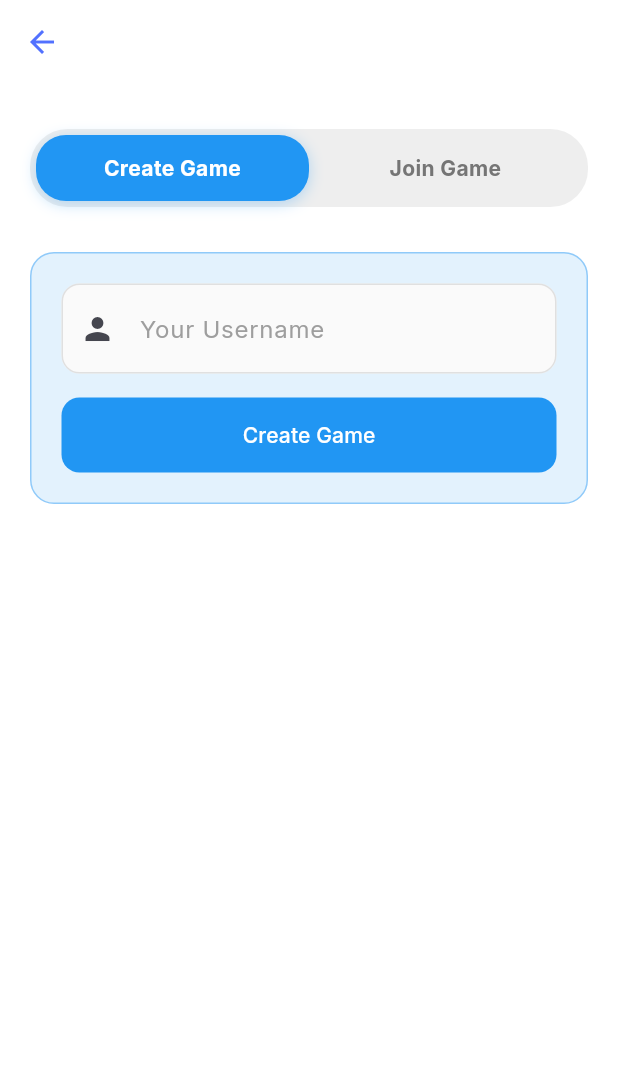
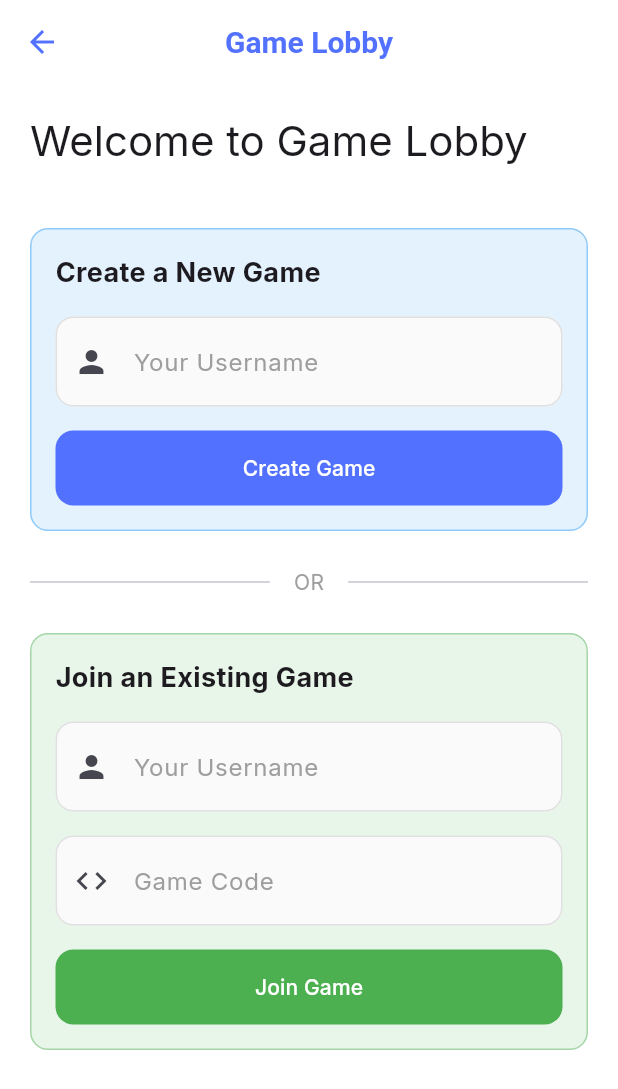
Before and after one commit to chalshik/Pragmatic, a Flutter app: the GameScreen screen opened directly, on a phone screen of 412 x 824 dp. Shown: the top 1089 px of the screen. Run offline on Flutter 3.47's test engine with Material 3 defaults, Android fonts, the light colour scheme and no system bars; our stand-ins replace audioplayers, file_picker, firebase_auth, firebase_core, google_fonts; missing offline and left inert: epubx, flutter_epub_viewer, stomp_dart_client; accounts and stored records are empty.

Commit message:
tried to fix

```diff
--- a/lib/Screens/GameProcess.dart
+++ b/lib/Screens/GameProcess.dart
@@ -180,7 +180,6 @@ class _GameProcessState extends State<GameProcess> {
         centerTitle: true,
         backgroundColor: Theme.of(context).colorScheme.primary,
         foregroundColor: Colors.white,
-        automaticallyImplyLeading: false, // Remove back button to avoid Hero conflicts
       ),
       body: Padding(
         padding: const EdgeInsets.all(16.0),
--- a/lib/Screens/GameScreen.dart
+++ b/lib/Screens/GameScreen.dart
@@ -32,11 +32,9 @@ class _GameScreenState extends State<GameScreen> {
   bool isJoiningGame = false;
   bool isInLobby = false;
   String? currentUsername;
-  String? gameCreator; // Track who created the game
   bool readyToStart = false;
   bool isStartingGame = false;
   bool isWaitingForFirstQuestion = false;
-  bool isCreateMode = true; // Toggle between create and join modes
 
   @override
   void initState() {
@@ -104,7 +102,6 @@ class _GameScreenState extends State<GameScreen> {
           isInLobby = true;
           players = [username]; // Add creator to the initial players list
           readyToStart = false; // Creator needs to wait for other players
-          gameCreator = username;
         });
 
         // Subscribe to player updates
@@ -210,7 +207,7 @@ class _GameScreenState extends State<GameScreen> {
           // Automatically navigate ALL players to GameProcess when question arrives
           if (isInLobby && currentUsername != null && gameCode != null) {
             print("Auto-navigating to GameProcess for user: $currentUsername");
-            Navigator.pushReplacement(
+            Navigator.push(
               context,
               MaterialPageRoute(
                 builder: (context) => GameProcess(
@@ -293,11 +290,9 @@ class _GameScreenState extends State<GameScreen> {
       gameCode = null;
       players = [];
       currentUsername = null;
-      gameCreator = null; // Reset game creator
       currentQuestion = null;
       readyToStart = false;
       isWaitingForFirstQuestion = false;
-      isCreateMode = true; // Reset to create mode
     });
 
     // Clear text controllers
@@ -310,6 +305,11 @@ class _GameScreenState extends State<GameScreen> {
   Widget _buildLobbyScreen() {
     return Column(
       children: [
+        const SizedBox(height: 20),
+        Text(
+          'Game Lobby',
+          style: Theme.of(context).textTheme.headlineMedium,
+        ),
         const SizedBox(height: 20),
         Container(
           padding: const EdgeInsets.all(16),
@@ -358,56 +358,19 @@ class _GameScreenState extends State<GameScreen> {
                     itemCount: players.length,
                     itemBuilder: (context, index) {
                       final player = players[index];
-                      final isCurrentUser = player == currentUsername;
-                      final isCreator = player == gameCreator;
-
                       return ListTile(
-                        leading: Icon(
-                          isCreator ? Icons.star : Icons.person,
-                          color: isCreator ? Colors.amber : null,
-                        ),
+                        leading: const Icon(Icons.person),
                         title: Text(
                           player,
                           style: TextStyle(
-                            fontWeight: isCurrentUser
+                            fontWeight: player == currentUsername
                                 ? FontWeight.bold
                                 : FontWeight.normal,
                           ),
                         ),
-                        trailing: SizedBox(
-                          width: 120, // Fixed width to prevent overflow
-                          child: Row(
-                            mainAxisSize: MainAxisSize.min,
-                            mainAxisAlignment: MainAxisAlignment.end,
-                            children: [
-                              if (isCreator) ...[
-                                const Flexible(
-                                  child: Text(
-                                    'Creator',
-                                    style: TextStyle(
-                                      color: Colors.amber,
-                                      fontWeight: FontWeight.bold,
-                                      fontSize: 11,
-                                    ),
-                                    overflow: TextOverflow.ellipsis,
-                                  ),
-                                ),
-                                const SizedBox(width: 4),
-                              ],
-                              if (isCurrentUser)
-                                const Flexible(
-                                  child: Text(
-                                    '(You)',
-                                    style: TextStyle(
-                                      color: Colors.blue,
-                                      fontSize: 11,
-                                    ),
-                                    overflow: TextOverflow.ellipsis,
-                                  ),
-                                ),
-                            ],
-                          ),
-                        ),
+                        trailing: player == currentUsername
+                            ? const Text('(You)', style: TextStyle(color: Colors.blue))
+                            : null,
                       );
                     },
                   ),
@@ -450,10 +413,10 @@ class _GameScreenState extends State<GameScreen> {
         ],
 
         ElevatedButton(
-          onPressed: (currentUsername == gameCreator && readyToStart && !isStartingGame && !isWaitingForFirstQuestion) ? _startGame : null,
+          onPressed: readyToStart && !isStartingGame && !isWaitingForFirstQuestion ? _startGame : null,
           style: ElevatedButton.styleFrom(
             minimumSize: const Size(double.infinity, 50),
-            backgroundColor: (currentUsername == gameCreator && readyToStart) ? Colors.green : Colors.grey,
+            backgroundColor: readyToStart ? Colors.green : Colors.grey,
             foregroundColor: Colors.white,
           ),
           child: (isStartingGame || isWaitingForFirstQuestion)
@@ -466,9 +429,9 @@ class _GameScreenState extends State<GameScreen> {
                   ),
                 )
               : Text(
-                  currentUsername == gameCreator
-                    ? (readyToStart ? "Start Game" : "Waiting for Players")
-                    : "Waiting for Game Creator to Start",
+                  readyToStart
+                    ? "Start Game"
+                    : "Waiting for Players",
                   style: const TextStyle(fontSize: 18),
                 ),
         ),
@@ -483,118 +446,29 @@ class _GameScreenState extends State<GameScreen> {
       child: Column(
         crossAxisAlignment: CrossAxisAlignment.start,
         children: [
-          const SizedBox(height: 30),
-
-          // Toggle Switch
-          Container(
-            width: double.infinity,
-            padding: const EdgeInsets.all(4),
-            decoration: BoxDecoration(
-              color: Colors.grey.shade200,
-              borderRadius: BorderRadius.circular(25),
+          const SizedBox(height: 20),
+          Text(
+            'Welcome to Game Lobby',
+            style: Theme.of(context).textTheme.headlineMedium,
           ),
-            child: Row(
-              children: [
-                Expanded(
-                  child: GestureDetector(
-                    onTap: () => setState(() => isCreateMode = true),
-                    child: AnimatedContainer(
-                      duration: const Duration(milliseconds: 200),
-                      padding: const EdgeInsets.symmetric(vertical: 12),
-                      decoration: BoxDecoration(
-                        color: isCreateMode ? Colors.blue : Colors.transparent,
-                        borderRadius: BorderRadius.circular(20),
-                        boxShadow: isCreateMode ? [
-                          BoxShadow(
-                            color: Colors.blue.withOpacity(0.3),
-                            blurRadius: 8,
-                            offset: const Offset(0, 2),
-                          ),
-                        ] : [],
-                      ),
-                      child: Text(
-                        'Create Game',
-                        textAlign: TextAlign.center,
-                        style: TextStyle(
-                          color: isCreateMode ? Colors.white : Colors.grey.shade600,
-                          fontWeight: FontWeight.bold,
-                        ),
-                      ),
-                    ),
-                  ),
-                ),
-                Expanded(
-                  child: GestureDetector(
-                    onTap: () => setState(() => isCreateMode = false),
-                    child: AnimatedContainer(
-                      duration: const Duration(milliseconds: 200),
-                      padding: const EdgeInsets.symmetric(vertical: 12),
-                      decoration: BoxDecoration(
-                        color: !isCreateMode ? Colors.green : Colors.transparent,
-                        borderRadius: BorderRadius.circular(20),
-                        boxShadow: !isCreateMode ? [
-                          BoxShadow(
-                            color: Colors.green.withOpacity(0.3),
-                            blurRadius: 8,
-                            offset: const Offset(0, 2),
-                          ),
-                        ] : [],
-                      ),
-                      child: Text(
-                        'Join Game',
-                        textAlign: TextAlign.center,
-                        style: TextStyle(
-                          color: !isCreateMode ? Colors.white : Colors.grey.shade600,
-                          fontWeight: FontWeight.bold,
-                        ),
-                      ),
-                    ),
-                  ),
-                ),
-              ],
-            ),
-          ),
-
-          const SizedBox(height: 30),
-
-          // Dynamic Content based on toggle with smooth transition
-          AnimatedSwitcher(
-            duration: const Duration(milliseconds: 400),
-            transitionBuilder: (Widget child, Animation<double> animation) {
-              return SlideTransition(
-                position: Tween<Offset>(
-                  begin: const Offset(0.3, 0),
-                  end: Offset.zero,
-                ).animate(CurvedAnimation(
-                  parent: animation,
-                  curve: Curves.easeInOut,
-                )),
-                child: FadeTransition(
-                  opacity: animation,
-                  child: child,
-                ),
-              );
-            },
-            child: isCreateMode ? _buildCreateGameSection() : _buildJoinGameSection(),
-          ),
-        ],
-      ),
-    );
-  }
+          const SizedBox(height: 40),
 
           // Create Game Section
-  Widget _buildCreateGameSection() {
-    return Container(
-      key: const ValueKey('create'),
-      padding: const EdgeInsets.all(20),
+          Container(
+            padding: const EdgeInsets.all(16),
             decoration: BoxDecoration(
               color: Colors.blue.shade50,
-        borderRadius: BorderRadius.circular(16),
+              borderRadius: BorderRadius.circular(12),
               border: Border.all(color: Colors.blue.shade200),
             ),
             child: Column(
               crossAxisAlignment: CrossAxisAlignment.start,
               children: [
+                const Text(
+                  'Create a New Game',
+                  style: TextStyle(fontSize: 18, fontWeight: FontWeight.bold),
+                ),
+                const SizedBox(height: 16),
                 TextField(
                   controller: _createUsernameController,
                   decoration: const InputDecoration(
@@ -608,7 +482,6 @@ class _GameScreenState extends State<GameScreen> {
                   onPressed: isCreatingGame ? null : onCreateGame,
                   style: ElevatedButton.styleFrom(
                     minimumSize: const Size(double.infinity, 50),
-              backgroundColor: Colors.blue,
                   ),
                   child: isCreatingGame
                       ? const SizedBox(
@@ -619,29 +492,42 @@ class _GameScreenState extends State<GameScreen> {
                             strokeWidth: 3,
                           ),
                         )
-                : const Text(
-                    'Create Game',
-                    style: TextStyle(color: Colors.white),
-                  ),
+                      : const Text('Create Game'),
                 ),
               ],
             ),
-    );
-  }
+          ),
+
+          const Padding(
+            padding: EdgeInsets.symmetric(vertical: 24),
+            child: Row(
+              children: [
+                Expanded(child: Divider()),
+                Padding(
+                  padding: EdgeInsets.symmetric(horizontal: 16),
+                  child: Text('OR', style: TextStyle(color: Colors.grey)),
+                ),
+                Expanded(child: Divider()),
+              ],
+            ),
+          ),
 
           // Join Game Section
-  Widget _buildJoinGameSection() {
-    return Container(
-      key: const ValueKey('join'),
-      padding: const EdgeInsets.all(20),
+          Container(
+            padding: const EdgeInsets.all(16),
             decoration: BoxDecoration(
               color: Colors.green.shade50,
-        borderRadius: BorderRadius.circular(16),
+              borderRadius: BorderRadius.circular(12),
               border: Border.all(color: Colors.green.shade200),
             ),
             child: Column(
               crossAxisAlignment: CrossAxisAlignment.start,
               children: [
+                const Text(
+                  'Join an Existing Game',
+                  style: TextStyle(fontSize: 18, fontWeight: FontWeight.bold),
+                ),
+                const SizedBox(height: 16),
                 TextField(
                   controller: _joinUsernameController,
                   decoration: const InputDecoration(
@@ -676,9 +562,9 @@ class _GameScreenState extends State<GameScreen> {
                             strokeWidth: 3,
                           ),
                         )
-                : const Text(
-                    'Join Game',
-                    style: TextStyle(color: Colors.white),
+                      : const Text('Join Game'),
+                ),
+              ],
             ),
           ),
         ],
@@ -690,6 +576,7 @@ class _GameScreenState extends State<GameScreen> {
   Widget build(BuildContext context) {
     return Scaffold(
       appBar: AppBar(
+        title: const Text('Game Lobby'),
         centerTitle: true,
         // Add a back button when in lobby to return to the setup screen
         leading: isInLobby
```
Lines whose indentation alone changed are shown as unchanged.
